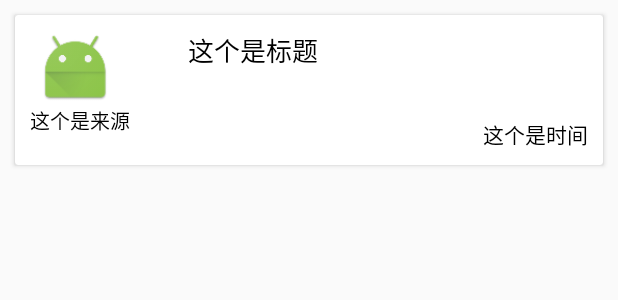
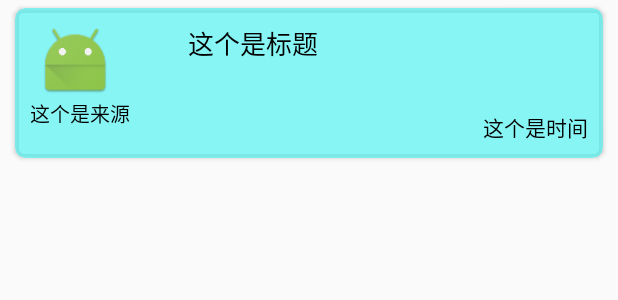
Before and after one commit to purplelightning/osNews, an Android app: the layout item_list_juhenews.xml on its own in the app's theme, with its tools: preview values and no code run, on a phone screen of 412 x 824 dp. Shown: the top 300 px of the screen. Run offline under Robolectric (Android 15) with nearby library versions, the phone set to English and light mode, and no system bars; network calls fail.

Commit message:
CardView的修改

```diff
--- a/app/src/main/res/layout/item_list_juhenews.xml
+++ b/app/src/main/res/layout/item_list_juhenews.xml
@@ -1,12 +1,18 @@
 <?xml version="1.0" encoding="utf-8"?>
 <android.support.v7.widget.CardView
     xmlns:android="http://schemas.android.com/apk/res/android"
+    xmlns:app="http://schemas.android.com/apk/res-auto"
     android:id="@+id/j_cardview"
     android:layout_width="wrap_content"
     android:layout_height="wrap_content"
-    android:layout_margin="10dp"
-    android:background="#aaaaaa"
-    android:padding="10dp">
+    android:layout_marginBottom="5dp"
+    android:layout_marginLeft="10dp"
+    android:layout_marginRight="10dp"
+    android:layout_marginTop="5dp"
+    android:foreground="?attr/selectableItemBackground"
+    android:padding="10dp"
+    app:cardCornerRadius="7dp"
+    app:cardBackgroundColor="#aa50f4f4">
 
     <RelativeLayout
         android:layout_width="match_parent"
```
Also changed, not shown: app/src/main/java/com/example/wind/osnews/adapter/JuhenewsAdapter.java (+24 -1 lines), app/src/main/java/com/example/wind/osnews/fragment/JuheNewsFragment.java (+15 -1 lines).
